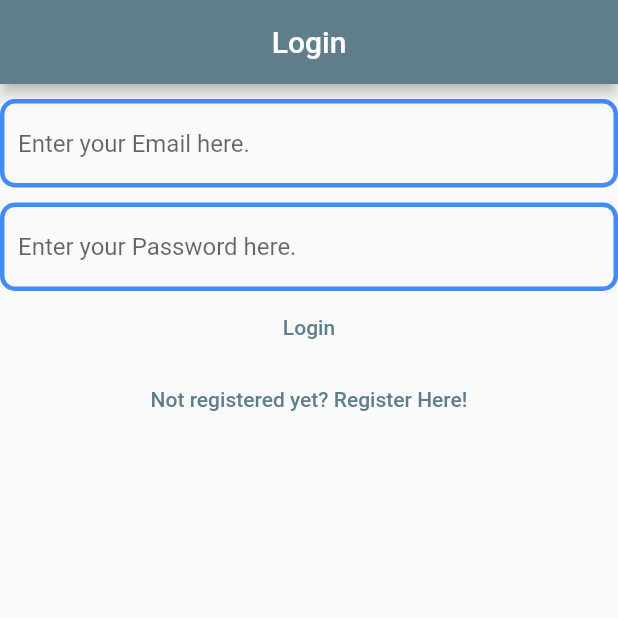
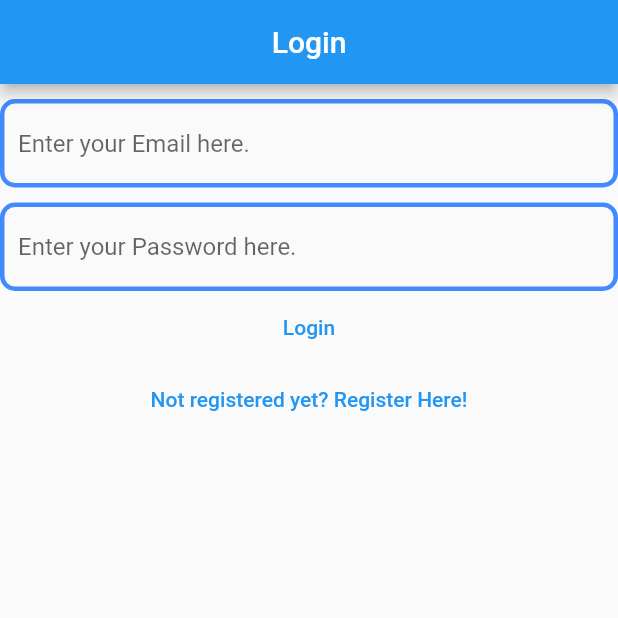
Before and after one commit to a-endari/mynotes, a Flutter app: the screen it shows after launch, after a tap on "Login", on a phone screen of 412 x 824 dp, the top half of it. Run offline on Flutter 3.47's test engine with Material 2 defaults, Android fonts, the phone set to English and light mode, and no system bars; our stand-ins replace firebase_auth, firebase_core; accounts and stored records are empty; generated files the repository leaves out were written again; network calls fail.

```diff
--- /dev/null
+++ b/lib/constants/routes.dart
@@ -0,0 +1,4 @@
+const loginRoute = '/login/';
+const registerRoute = '/register/';
+const verifiedEmailRoute = '/verify/';
+const notesRoute = '/notes/';
--- a/lib/main.dart
+++ b/lib/main.dart
@@ -3,6 +3,7 @@
 import 'package:firebase_auth/firebase_auth.dart';
 import 'package:firebase_core/firebase_core.dart';
 import 'package:flutter/material.dart';
+import 'package:mynotes/constants/routes.dart';
 import 'package:mynotes/views/login_view.dart';
 import 'package:mynotes/views/register_view.dart';
 import 'package:mynotes/views/verify_email_view.dart';
@@ -20,14 +21,14 @@ void main() {
       title: 'My Notes',
       theme: ThemeData(
         useMaterial3: false,
-        primarySwatch: Colors.blueGrey,
+        primarySwatch: Colors.blue,
       ),
       home: const HomePage(),
       routes: {
-        '/login/': (context) => const LoginVeiw(),
-        '/register/': (context) => const RegisterView(),
-        '/verify/': (context) => const VerifiedEmailView(),
-        '/notes/': (context) => const NotesView(),
+        loginRoute: (context) => const LoginVeiw(),
+        registerRoute: (context) => const RegisterView(),
+        verifiedEmailRoute: (context) => const VerifiedEmailView(),
+        notesRoute: (context) => const NotesView(),
       },
     ),
   );
@@ -98,7 +99,7 @@ class _NotesViewState extends State<NotesView> {
                   if (shouldLogout) {
                     await FirebaseAuth.instance.signOut();
                     Navigator.of(context)
-                        .pushNamedAndRemoveUntil('/login/', (route) => false);
+                        .pushNamedAndRemoveUntil(loginRoute, (route) => false);
                   }
                 // break;
               }
--- a/lib/views/login_view.dart
+++ b/lib/views/login_view.dart
@@ -1,6 +1,8 @@
 import 'package:flutter/material.dart';
 import 'package:firebase_auth/firebase_auth.dart';
 import 'dart:developer' as devtools show log;
+
+import 'package:mynotes/constants/routes.dart';
 
 class LoginVeiw extends StatefulWidget {
   const LoginVeiw({super.key});
@@ -83,7 +85,7 @@ class _LoginVeiwState extends State<LoginVeiw> {
                   password: password,
                 );
                 Navigator.of(context)
-                    .pushNamedAndRemoveUntil("/notes/", (route) => false);
+                    .pushNamedAndRemoveUntil(notesRoute, (route) => false);
                 devtools.log(currentUser.toString());
               } on FirebaseAuthException catch (e) {
                 if (e.code == "user-not-found") {
@@ -100,7 +102,7 @@ class _LoginVeiwState extends State<LoginVeiw> {
           TextButton(
               onPressed: () {
                 Navigator.of(context)
-                    .pushNamedAndRemoveUntil('/register/', (route) => false);
+                    .pushNamedAndRemoveUntil(registerRoute, (route) => false);
               },
               child: const Text("Not registered yet? Register Here!"))
         ],
--- a/lib/views/register_view.dart
+++ b/lib/views/register_view.dart
@@ -1,6 +1,8 @@
 import 'package:flutter/material.dart';
 import 'package:firebase_auth/firebase_auth.dart';
 import 'dart:developer' as devtools show log;
+
+import 'package:mynotes/constants/routes.dart';
 
 class RegisterView extends StatefulWidget {
   const RegisterView({super.key});
@@ -80,6 +82,8 @@ class _RegisterViewState extends State<RegisterView> {
                   email: email,
                   password: password,
                 );
+                Navigator.of(context).pushNamedAndRemoveUntil(
+                    verifiedEmailRoute, (route) => false);
               } on FirebaseAuthException catch (e) {
                 if (e.code == "weak-password") {
                   devtools.log("Weak Password");
@@ -98,7 +102,7 @@ class _RegisterViewState extends State<RegisterView> {
           TextButton(
             onPressed: () {
               Navigator.of(context)
-                  .pushNamedAndRemoveUntil('/login/', (route) => false);
+                  .pushNamedAndRemoveUntil(loginRoute, (route) => false);
             },
             child: const Text("Login Here!"),
           ),
--- a/lib/views/verify_email_view.dart
+++ b/lib/views/verify_email_view.dart
@@ -1,5 +1,6 @@
 import 'package:firebase_auth/firebase_auth.dart';
 import 'package:flutter/material.dart';
+import 'package:mynotes/constants/routes.dart';
 
 class VerifiedEmailView extends StatefulWidget {
   const VerifiedEmailView({super.key});
@@ -25,6 +26,11 @@ class _VerifiedEmailViewState extends State<VerifiedEmailView> {
           onPressed: () async {
             final user = FirebaseAuth.instance.currentUser;
             await user?.sendEmailVerification();
+
+            await FirebaseAuth.instance.signOut();
+
+            Navigator.of(context)
+                .pushNamedAndRemoveUntil(loginRoute, (route) => false);
           },
           child: const Text("Send Verification Email"),
         )
```
